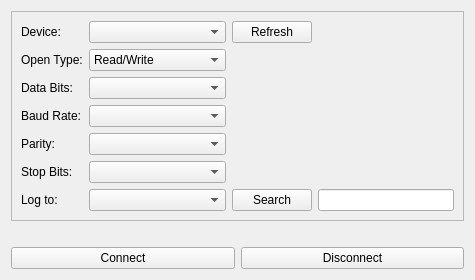
Qt form RFIDMonitorDeskApp/gui/serialconnconfigwidget.ui (CELTAB/rfidmonitor) before a commit.
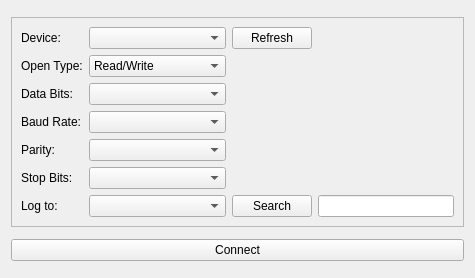
The same form after that commit.

```diff
--- a/RFIDMonitorDeskApp/gui/serialconnconfigwidget.ui
+++ b/RFIDMonitorDeskApp/gui/serialconnconfigwidget.ui
@@ -7,7 +7,7 @@
     <x>0</x>
     <y>0</y>
     <width>475</width>
-    <height>258</height>
+    <height>278</height>
    </rect>
   </property>
   <property name="windowTitle">
@@ -239,16 +239,6 @@
      </layout>
     </widget>
    </item>
-   <item>
-    <widget class="QLabel" name="lbStatus">
-     <property name="text">
-      <string/>
-     </property>
-     <property name="alignment">
-      <set>Qt::AlignCenter</set>
-     </property>
-    </widget>
-   </item>
    <item>
     <layout class="QHBoxLayout" name="horizontalLayout">
      <item>
@@ -258,13 +248,6 @@
        </property>
       </widget>
      </item>
-     <item>
-      <widget class="QPushButton" name="btDisconnect">
-       <property name="text">
-        <string>Disconnect</string>
-       </property>
-      </widget>
-     </item>
     </layout>
    </item>
   </layout>
```
